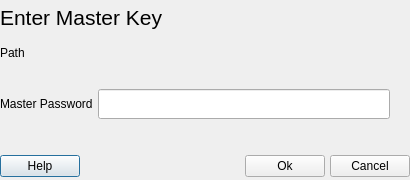
This is opendatabase.ui in sochok222/RadikPass as Qt 5 draws it before an edit. The edited form follows.
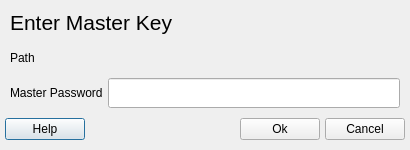
This is the edited form.

Diff of the .ui file:
```diff
--- a/opendatabase.ui
+++ b/opendatabase.ui
@@ -7,19 +7,19 @@
     <x>0</x>
     <y>0</y>
     <width>410</width>
-    <height>180</height>
+    <height>150</height>
    </rect>
   </property>
   <property name="minimumSize">
    <size>
     <width>410</width>
-    <height>180</height>
+    <height>150</height>
    </size>
   </property>
   <property name="maximumSize">
    <size>
-    <width>410</width>
-    <height>180</height>
+    <width>411</width>
+    <height>150</height>
    </size>
   </property>
   <property name="windowTitle">
@@ -49,6 +49,9 @@
      <property name="sizeConstraint">
       <enum>QLayout::SizeConstraint::SetDefaultConstraint</enum>
      </property>
+     <property name="leftMargin">
+      <number>10</number>
+     </property>
      <item>
       <widget class="QLabel" name="label">
        <property name="sizePolicy">
@@ -111,6 +114,12 @@
    </item>
    <item>
     <layout class="QGridLayout" name="gridLayout">
+     <property name="leftMargin">
+      <number>10</number>
+     </property>
+     <property name="rightMargin">
+      <number>10</number>
+     </property>
      <item row="0" column="1">
       <widget class="QLineEdit" name="passwordLine">
        <property name="minimumSize">
@@ -121,22 +130,6 @@
        </property>
       </widget>
      </item>
-     <item row="0" column="2">
-      <spacer name="horizontalSpacer_2">
-       <property name="orientation">
-        <enum>Qt::Orientation::Horizontal</enum>
-       </property>
-       <property name="sizeType">
-        <enum>QSizePolicy::Policy::Minimum</enum>
-       </property>
-       <property name="sizeHint" stdset="0">
-        <size>
-         <width>20</width>
-         <height>20</height>
-        </size>
-       </property>
-      </spacer>
-     </item>
      <item row="0" column="0">
       <widget class="QLabel" name="label_2">
        <property name="minimumSize">
@@ -156,42 +149,16 @@
        </property>
       </widget>
      </item>
-     <item row="1" column="1">
-      <spacer name="verticalSpacer">
-       <property name="orientation">
-        <enum>Qt::Orientation::Vertical</enum>
-       </property>
-       <property name="sizeType">
-        <enum>QSizePolicy::Policy::Minimum</enum>
-       </property>
-       <property name="sizeHint" stdset="0">
-        <size>
-         <width>10</width>
-         <height>10</height>
-        </size>
-       </property>
-      </spacer>
-     </item>
-     <item row="1" column="0">
-      <spacer name="verticalSpacer_2">
-       <property name="orientation">
-        <enum>Qt::Orientation::Vertical</enum>
-       </property>
-       <property name="sizeType">
-        <enum>QSizePolicy::Policy::Minimum</enum>
-       </property>
-       <property name="sizeHint" stdset="0">
-        <size>
-         <width>20</width>
-         <height>10</height>
-        </size>
-       </property>
-      </spacer>
-     </item>
     </layout>
    </item>
    <item>
     <layout class="QHBoxLayout" name="footerLayout" stretch="0,0,0">
+     <property name="leftMargin">
+      <number>5</number>
+     </property>
+     <property name="rightMargin">
+      <number>5</number>
+     </property>
      <item>
       <widget class="QPushButton" name="helpButton">
        <property name="text">
```
